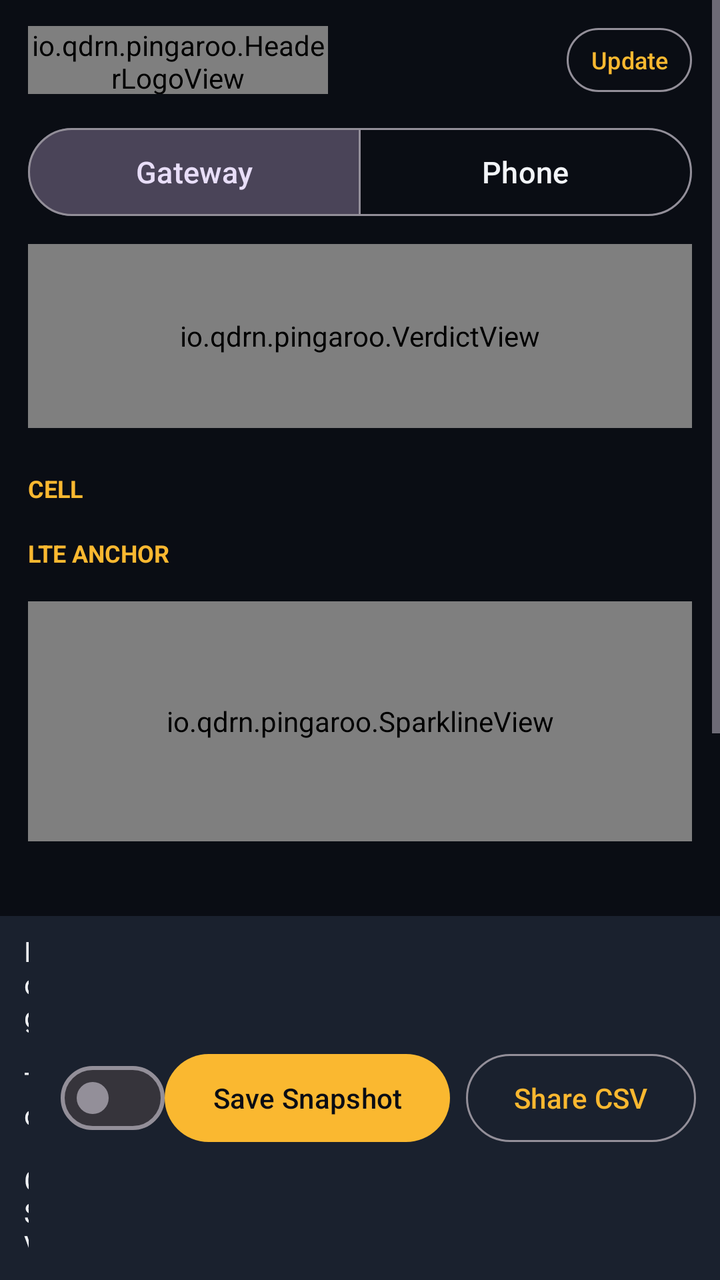
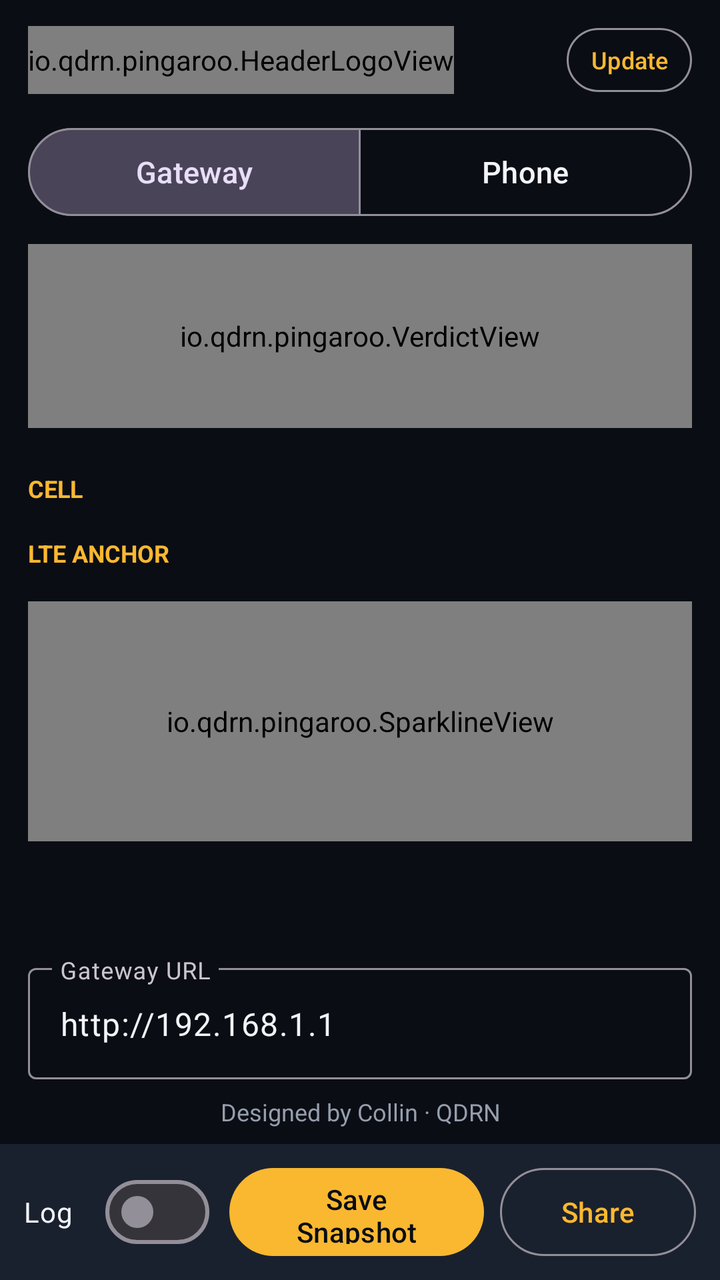

Before-and-after screenshots of an Android layout around one commit, followed by the original layout XML and the change that was made.
<!-- AndroidManifest.xml: application theme Theme.Pingaroo -->
<!-- res/layout/activity_main.xml -->
<?xml version="1.0" encoding="utf-8"?>
<LinearLayout xmlns:android="http://schemas.android.com/apk/res/android"
    xmlns:app="http://schemas.android.com/apk/res-auto"
    android:layout_width="match_parent"
    android:layout_height="match_parent"
    android:background="@color/bg"
    android:orientation="vertical">

    <ScrollView
        android:layout_width="match_parent"
        android:layout_height="0dp"
        android:layout_weight="1"
        android:fillViewport="true">

        <LinearLayout
            android:layout_width="match_parent"
            android:layout_height="wrap_content"
            android:orientation="vertical"
            android:paddingStart="14dp"
            android:paddingTop="10dp"
            android:paddingEnd="14dp"
            android:paddingBottom="8dp">

            
            <LinearLayout
                android:layout_width="match_parent"
                android:layout_height="wrap_content"
                android:gravity="center_vertical"
                android:orientation="horizontal">

                <io.qdrn.pingaroo.HeaderLogoView
                    android:id="@+id/logo"
                    android:layout_width="150dp"
                    android:layout_height="34dp" />

                <TextView
                    android:id="@+id/clock"
                    android:layout_width="0dp"
                    android:layout_height="wrap_content"
                    android:layout_weight="1"
                    android:gravity="end"
                    android:textColor="@color/muted"
                    android:textSize="14sp" />

                <com.google.android.material.button.MaterialButton
                    android:id="@+id/updateBtn"
                    style="?attr/materialButtonOutlinedStyle"
                    android:layout_width="wrap_content"
                    android:layout_height="40dp"
                    android:layout_marginStart="8dp"
                    android:minWidth="0dp"
                    android:paddingStart="12dp"
                    android:paddingEnd="12dp"
                    android:text="@string/update"
                    android:textSize="12sp" />
            </LinearLayout>

            <TextView
                android:id="@+id/updateBanner"
                android:layout_width="match_parent"
                android:layout_height="wrap_content"
                android:layout_marginTop="8dp"
                android:background="@color/panel"
                android:padding="10dp"
                android:textColor="@color/amber"
                android:textSize="14sp"
                android:visibility="gone" />

            <com.google.android.material.button.MaterialButtonToggleGroup
                android:id="@+id/sourceGroup"
                android:layout_width="match_parent"
                android:layout_height="wrap_content"
                android:layout_marginTop="10dp"
                app:checkedButton="@id/btnGateway"
                app:selectionRequired="true"
                app:singleSelection="true">

                <com.google.android.material.button.MaterialButton
                    android:id="@+id/btnGateway"
                    style="?attr/materialButtonOutlinedStyle"
                    android:layout_width="0dp"
                    android:layout_height="52dp"
                    android:layout_weight="1"
                    android:text="@string/source_gateway"
                    android:textSize="15sp" />

                <com.google.android.material.button.MaterialButton
                    android:id="@+id/btnPhone"
                    style="?attr/materialButtonOutlinedStyle"
                    android:layout_width="0dp"
                    android:layout_height="52dp"
                    android:layout_weight="1"
                    android:text="@string/source_phone"
                    android:textSize="15sp" />
            </com.google.android.material.button.MaterialButtonToggleGroup>

            
            <io.qdrn.pingaroo.VerdictView
                android:id="@+id/verdict"
                android:layout_width="match_parent"
                android:layout_height="92dp"
                android:layout_marginTop="10dp" />

            
            <LinearLayout
                android:id="@+id/tilesSignal"
                android:layout_width="match_parent"
                android:layout_height="wrap_content"
                android:layout_marginTop="10dp"
                android:orientation="vertical" />

            <TextView
                android:id="@+id/sectionCell"
                android:layout_width="match_parent"
                android:layout_height="wrap_content"
                android:layout_marginTop="12dp"
                android:text="CELL"
                android:textColor="@color/amber"
                android:textSize="12sp"
                android:textStyle="bold" />

            <LinearLayout
                android:id="@+id/tilesCell"
                android:layout_width="match_parent"
                android:layout_height="wrap_content"
                android:layout_marginTop="4dp"
                android:orientation="vertical" />

            <TextView
                android:id="@+id/sectionLte"
                android:layout_width="match_parent"
                android:layout_height="wrap_content"
                android:layout_marginTop="12dp"
                android:text="LTE ANCHOR"
                android:textColor="@color/amber"
                android:textSize="12sp"
                android:textStyle="bold" />

            <LinearLayout
                android:id="@+id/tilesLte"
                android:layout_width="match_parent"
                android:layout_height="wrap_content"
                android:layout_marginTop="4dp"
                android:orientation="vertical" />

            <io.qdrn.pingaroo.SparklineView
                android:id="@+id/spark"
                android:layout_width="match_parent"
                android:layout_height="120dp"
                android:layout_marginTop="12dp" />

            <TextView
                android:id="@+id/status"
                android:layout_width="match_parent"
                android:layout_height="wrap_content"
                android:layout_marginTop="10dp"
                android:textColor="@color/muted"
                android:textSize="13sp" />

            <TextView
                android:id="@+id/logInfo"
                android:layout_width="match_parent"
                android:layout_height="wrap_content"
                android:layout_marginTop="2dp"
                android:textColor="@color/muted"
                android:textSize="12sp" />

            <com.google.android.material.textfield.TextInputLayout
                android:layout_width="match_parent"
                android:layout_height="wrap_content"
                android:layout_marginTop="12dp"
                android:hint="@string/gateway_url_hint">

                <com.google.android.material.textfield.TextInputEditText
                    android:id="@+id/gatewayUrl"
                    android:layout_width="match_parent"
                    android:layout_height="wrap_content"
                    android:imeOptions="actionDone"
                    android:inputType="textUri"
                    android:text="http://192.168.1.1"
                    android:textColor="@color/text" />
            </com.google.android.material.textfield.TextInputLayout>

            <TextView
                android:layout_width="match_parent"
                android:layout_height="wrap_content"
                android:layout_marginTop="8dp"
                android:gravity="center"
                android:text="@string/credit"
                android:textColor="@color/muted"
                android:textSize="12sp" />
        </LinearLayout>
    </ScrollView>

    
    <LinearLayout
        android:layout_width="match_parent"
        android:layout_height="wrap_content"
        android:background="@color/panel"
        android:gravity="center_vertical"
        android:orientation="horizontal"
        android:paddingStart="12dp"
        android:paddingTop="8dp"
        android:paddingEnd="12dp"
        android:paddingBottom="8dp">

        <com.google.android.material.materialswitch.MaterialSwitch
            android:id="@+id/logSwitch"
            android:layout_width="0dp"
            android:layout_height="wrap_content"
            android:layout_weight="1"
            android:text="@string/log_csv"
            android:textColor="@color/text"
            android:textSize="14sp" />

        <com.google.android.material.button.MaterialButton
            android:id="@+id/snapshotBtn"
            android:layout_width="wrap_content"
            android:layout_height="52dp"
            android:layout_marginEnd="8dp"
            android:text="@string/snapshot" />

        <com.google.android.material.button.MaterialButton
            android:id="@+id/shareBtn"
            style="?attr/materialButtonOutlinedStyle"
            android:layout_width="wrap_content"
            android:layout_height="52dp"
            android:text="@string/share_csv" />
    </LinearLayout>
</LinearLayout>
<!-- resources referenced by this layout -->
<resources>
  <color name="amber">#FAB830</color>
  <color name="bg">#0A0D14</color>
  <color name="muted">#969EAC</color>
  <color name="panel">#1A212E</color>
  <color name="text">#F2F4F8</color>
  <string name="credit">Designed by Collin · QDRN</string>
  <string name="gateway_url_hint">Gateway URL</string>
  <string name="log_csv">Log To CSV</string>
  <string name="share_csv">Share CSV</string>
  <string name="snapshot">Save Snapshot</string>
  <string name="source_gateway">Gateway</string>
  <string name="source_phone">Phone</string>
  <string name="update">Update</string>
  <style name="Theme.Pingaroo" parent="Theme.Material3.Dark.NoActionBar">
          <item name="android:windowBackground">@color/bg</item>
          <item name="colorPrimary">@color/amber</item>
          <item name="colorOnPrimary">@color/bg</item>
          <item name="colorSecondary">@color/blue</item>
          <item name="colorSurface">@color/panel</item>
          <item name="colorOnSurface">@color/text</item>
          <item name="android:statusBarColor">@color/bg</item>
          <item name="android:navigationBarColor">@color/bg</item>
      </style>
  <color name="blue">#5CA0FA</color>
</resources>

<!-- the commit's change to res/layout/activity_main.xml (unified diff, before → after) -->
@@ -30,7 +30,7 @@
 
                 <io.qdrn.pingaroo.HeaderLogoView
                     android:id="@+id/logo"
-                    android:layout_width="150dp"
+                    android:layout_width="wrap_content"
                     android:layout_height="34dp" />
 
                 <TextView
@@ -206,25 +206,27 @@
 
         <com.google.android.material.materialswitch.MaterialSwitch
             android:id="@+id/logSwitch"
-            android:layout_width="0dp"
+            android:layout_width="wrap_content"
             android:layout_height="wrap_content"
-            android:layout_weight="1"
-            android:text="@string/log_csv"
+            android:layout_marginEnd="10dp"
+            android:text="Log"
             android:textColor="@color/text"
             android:textSize="14sp" />
 
         <com.google.android.material.button.MaterialButton
             android:id="@+id/snapshotBtn"
-            android:layout_width="wrap_content"
+            android:layout_width="0dp"
             android:layout_height="52dp"
             android:layout_marginEnd="8dp"
+            android:layout_weight="1.3"
             android:text="@string/snapshot" />
 
         <com.google.android.material.button.MaterialButton
             android:id="@+id/shareBtn"
             style="?attr/materialButtonOutlinedStyle"
-            android:layout_width="wrap_content"
+            android:layout_width="0dp"
             android:layout_height="52dp"
-            android:text="@string/share_csv" />
+            android:layout_weight="1"
+            android:text="Share" />
     </LinearLayout>
 </LinearLayout>
<!-- resource entries referenced after the edit -->
@@ -7,8 +7,6 @@
   <color name="text">#F2F4F8</color>
   <string name="credit">Designed by Collin · QDRN</string>
   <string name="gateway_url_hint">Gateway URL</string>
-  <string name="log_csv">Log To CSV</string>
-  <string name="share_csv">Share CSV</string>
   <string name="snapshot">Save Snapshot</string>
   <string name="source_gateway">Gateway</string>
   <string name="source_phone">Phone</string>
